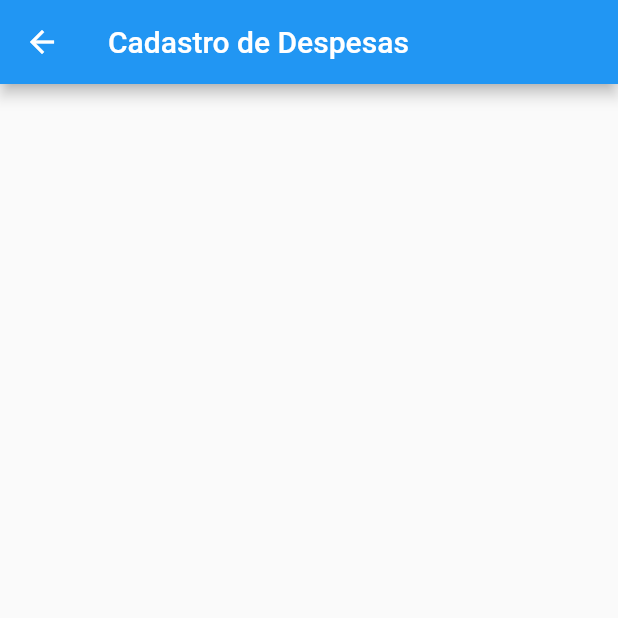
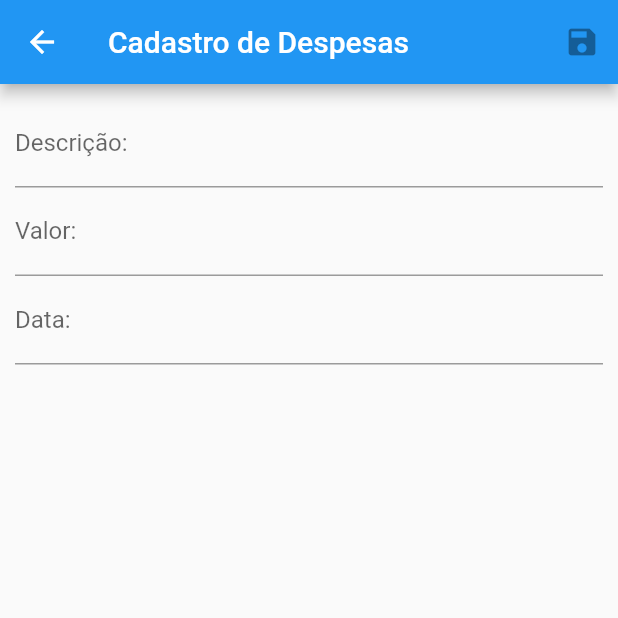
Before and after one commit to IgorLuigi/ProjetoFlutter-App, a Flutter app: the DespesaWidgetForm screen opened by its route, on a phone screen of 412 x 824 dp, the top half of it. Run offline on Flutter 3.47's test engine with Material 2 defaults, Android fonts, the phone set to English and light mode, and no system bars; our stand-ins replace flutter_mobx, get_it, mask_text_input_formatter, mobx, sqflite; missing offline and left inert: dart:html; accounts and stored records are empty; generated files the repository leaves out were written again.

Commit message:
definindo formulario

```diff
--- a/lib/app/view/despesa_widget_form.dart
+++ b/lib/app/view/despesa_widget_form.dart
@@ -1,12 +1,62 @@
 import 'package:flutter/material.dart';
+import 'package:mask_text_input_formatter/mask_text_input_formatter.dart';
+
+import 'despesa_form_back.dart';
 
 class DespesaWidgetForm extends StatelessWidget {
 
-  @override
+  Widget fieldDescricao(DespesaFormBack back){
+    initialValue: back.despesa.descricao;
+    return TextFormField(
+      decoration: InputDecoration(
+        labelText: 'Descrição:'
+      )
+    );
+  }
+
+  Widget fieldValor(DespesaFormBack back){
+    initialValue: back.despesa.valor;
+    return TextFormField(
+      keyboardType: TextInputType.number,
+      decoration: InputDecoration(
+        labelText: 'Valor:',
+        hintText: '00,00'
+      )
+    );
+  }
+
+  Widget fieldData(DespesaFormBack back){
+    initialValue: back.despesa.data;
+    var mask = MaskTextInputFormatter(mask: '##/##/####');
+    return TextFormField(
+      inputFormatters: [mask],
+      decoration: InputDecoration(
+        labelText: 'Data:'
+      )
+    );
+  }
+
+@override
   Widget build(BuildContext context) {
+    var _back = DespesaFormBack(context);
     return Scaffold(
       appBar: AppBar(
         title: Text('Cadastro de Despesas'),
+        actions:[
+          IconButton(icon: Icon(Icons.save), onPressed: null)
+        ],
+      ),
+      body: Padding(
+        padding: EdgeInsets.all(10),
+        child: Form(
+          child: Column(
+            children:[
+              fieldDescricao(_back),
+              fieldValor(_back),
+              fieldData(_back)
+            ],
+          ),
+        ),
       ),
     );
   }
--- a/pubspec.yaml
+++ b/pubspec.yaml
@@ -28,6 +28,7 @@ dependencies:
   path:
   mobx: 1.2.1+4
   flutter_mobx: 1.1.0+2
+  mask_text_input_formatter: ^1.2.1
 
   # The following adds the Cupertino Icons font to your application.
   # Use with the CupertinoIcons class for iOS style icons.
```
Also changed, not shown: lib/app/view/despesa_form_back.dart (added, +26 -0 lines), lib/app/view/receita_form_back.dart (added, +25 -0 lines), lib/app/view/receita_widget_form.dart (+50 -0 lines), lib/app/view/despesa_form_back.g.dart (added), lib/app/view/receita_form_back.g.dart (added), pubspec.lock.
